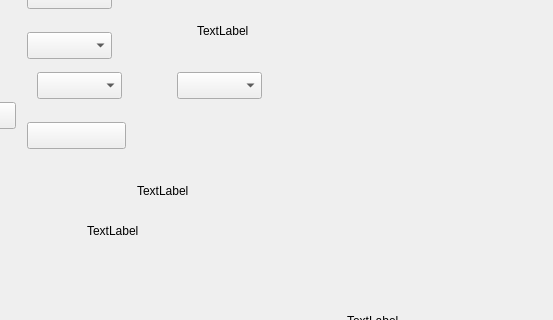
Above: k1160pro/qautotest.ui from photonlili/K1160 before the change; both pictures show x 363 to 916 and y 118 to 438 of the 916 by 667 pixel window. Below: the same form after it.
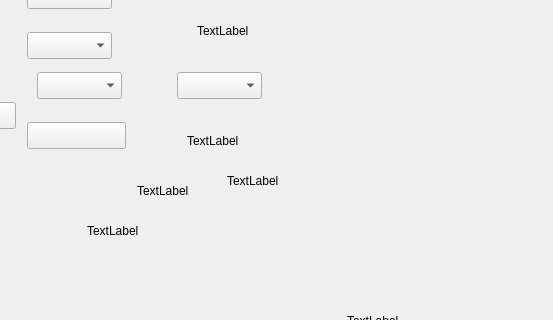
That is the form after the change.

The edit to the form file:
```diff
--- a/k1160pro/qautotest.ui
+++ b/k1160pro/qautotest.ui
@@ -633,6 +633,32 @@
     <string/>
    </property>
   </widget>
+  <widget class="QLabel" name="lb_autotest_mol">
+   <property name="geometry">
+    <rect>
+     <x>550</x>
+     <y>250</y>
+     <width>67</width>
+     <height>17</height>
+    </rect>
+   </property>
+   <property name="text">
+    <string>TextLabel</string>
+   </property>
+  </widget>
+  <widget class="QLabel" name="lb_autotest_mL">
+   <property name="geometry">
+    <rect>
+     <x>590</x>
+     <y>290</y>
+     <width>67</width>
+     <height>17</height>
+    </rect>
+   </property>
+   <property name="text">
+    <string>TextLabel</string>
+   </property>
+  </widget>
  </widget>
  <resources/>
  <connections/>
```
